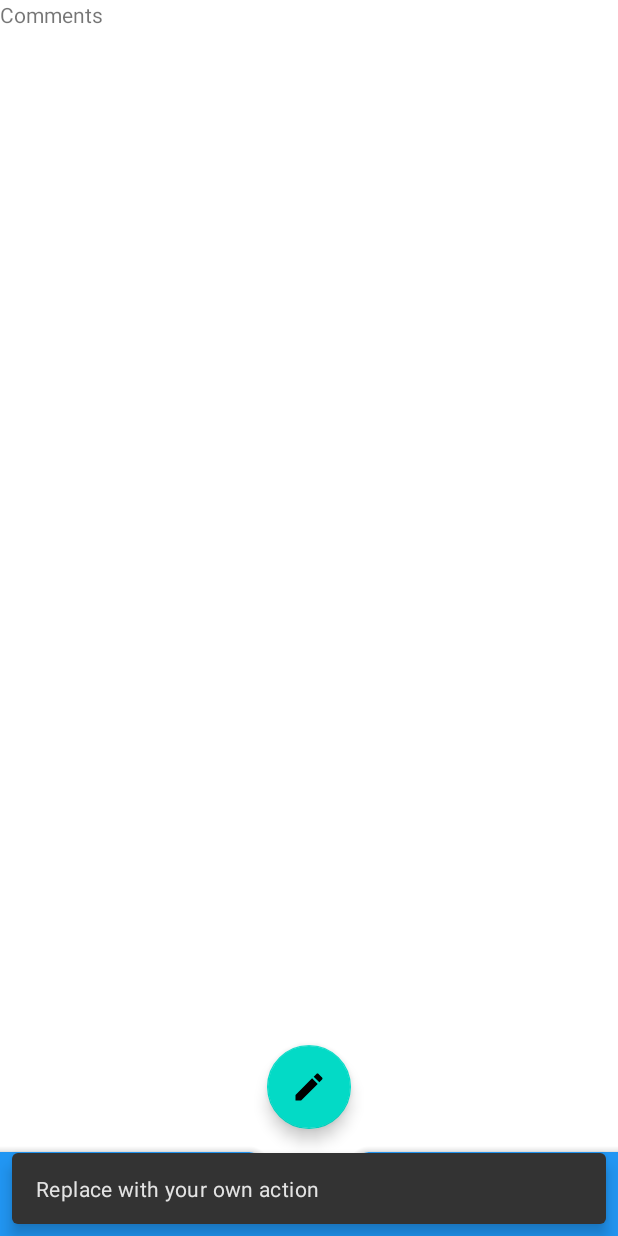
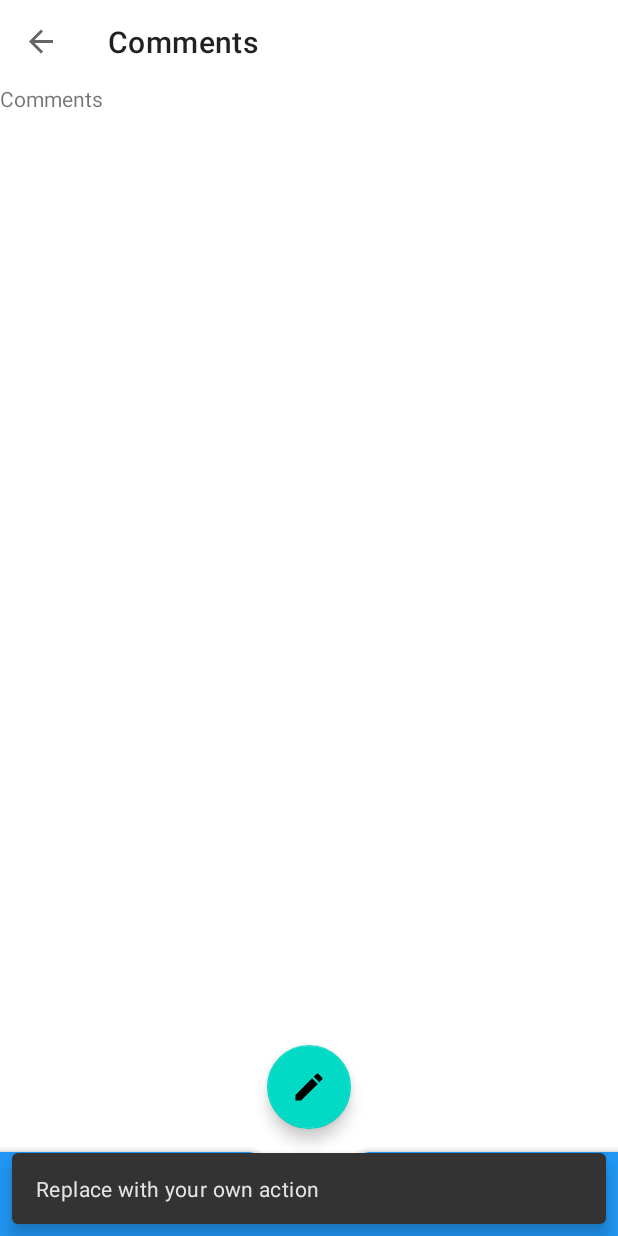
Before and after one commit to justinqle/Refresh, an Android app: the CommentsFragment screen opened through its navigation route, after a tap on an icon or button, on a phone screen of 412 x 824 dp. Run offline under Robolectric (Android 15) with nearby library versions, the phone set to English and light mode, and no system bars; our stand-ins replace RxJava, navigation-ui; libraries missing offline, so code that uses them is left out: android.arch.paging, net.dean.jraw; 5 statements that could not run were skipped.

Commit message:
Comments Fragment has embedded toolbar

```diff
--- a/app/src/main/java/com/justinqle/refresh/fragments/CommentsFragment.java
+++ b/app/src/main/java/com/justinqle/refresh/fragments/CommentsFragment.java
@@ -1,19 +1,30 @@
 package com.justinqle.refresh.fragments;
 
 import android.os.Bundle;
+import android.support.annotation.NonNull;
 import android.support.v4.app.Fragment;
+import android.support.v7.widget.Toolbar;
 import android.view.LayoutInflater;
 import android.view.View;
 import android.view.ViewGroup;
 
 import com.justinqle.refresh.R;
 
+import androidx.navigation.NavController;
+import androidx.navigation.Navigation;
+import androidx.navigation.ui.NavigationUI;
+
 public class CommentsFragment extends Fragment {
 
     @Override
-    public View onCreateView(LayoutInflater inflater, ViewGroup container, Bundle savedInstanceState) {
-        // Inflate the layout for this fragment
-        return inflater.inflate(R.layout.fragment_comments, container, false);
+    public View onCreateView(@NonNull LayoutInflater inflater, ViewGroup container, Bundle savedInstanceState) {
+        View view = inflater.inflate(R.layout.fragment_comments, container, false);
+
+        Toolbar toolbar = view.findViewById(R.id.toolbar);
+        NavController navController = Navigation.findNavController(getActivity(), R.id.nav_host_fragment);
+        NavigationUI.setupWithNavController(toolbar, navController);
+
+        return view;
     }
 
 }
--- a/app/src/main/res/layout/fragment_comments.xml
+++ b/app/src/main/res/layout/fragment_comments.xml
@@ -1,14 +1,19 @@
 <?xml version="1.0" encoding="utf-8"?>
-<FrameLayout xmlns:android="http://schemas.android.com/apk/res/android"
+<LinearLayout xmlns:android="http://schemas.android.com/apk/res/android"
     xmlns:tools="http://schemas.android.com/tools"
     android:layout_width="match_parent"
     android:layout_height="match_parent"
+    android:orientation="vertical"
     tools:context=".fragments.CommentsFragment">
 
-    <!-- TODO: Update blank fragment layout -->
+    <android.support.v7.widget.Toolbar
+        android:id="@+id/toolbar"
+        android:layout_width="match_parent"
+        android:layout_height="?attr/actionBarSize" />
+
     <TextView
         android:layout_width="match_parent"
         android:layout_height="match_parent"
         android:text="@string/comments" />
 
-</FrameLayout>
+</LinearLayout>
--- a/app/src/main/res/navigation/nav_graph.xml
+++ b/app/src/main/res/navigation/nav_graph.xml
@@ -11,12 +11,16 @@
         tools:layout="@layout/fragment_submissions">
         <action
             android:id="@+id/action_postsFragment_to_commentsFragment"
-            app:destination="@id/commentsFragment" />
+            app:destination="@id/commentsFragment"
+            app:enterAnim="@anim/nav_default_enter_anim"
+            app:exitAnim="@anim/nav_default_exit_anim"
+            app:popEnterAnim="@anim/nav_default_pop_enter_anim"
+            app:popExitAnim="@anim/nav_default_pop_exit_anim" />
     </fragment>
     <fragment
         android:id="@+id/commentsFragment"
         android:name="com.justinqle.refresh.fragments.CommentsFragment"
-        android:label="fragment_comments"
+        android:label="@string/comments"
         tools:layout="@layout/fragment_comments" />
     <fragment
         android:id="@+id/loginFragment"
```
